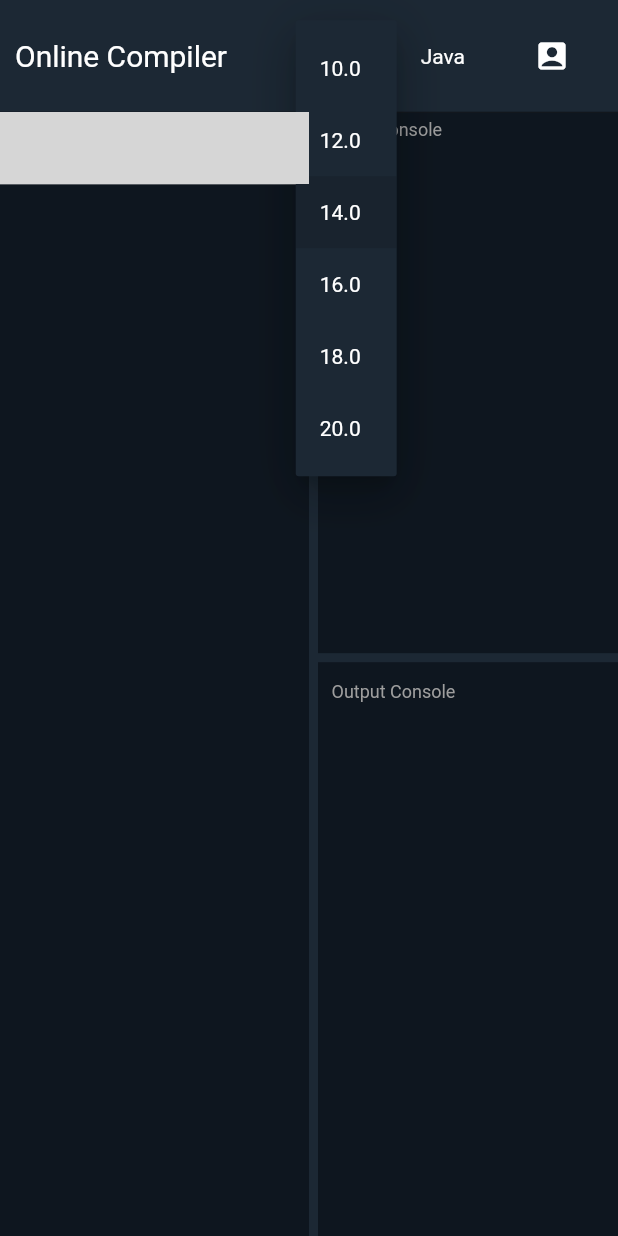
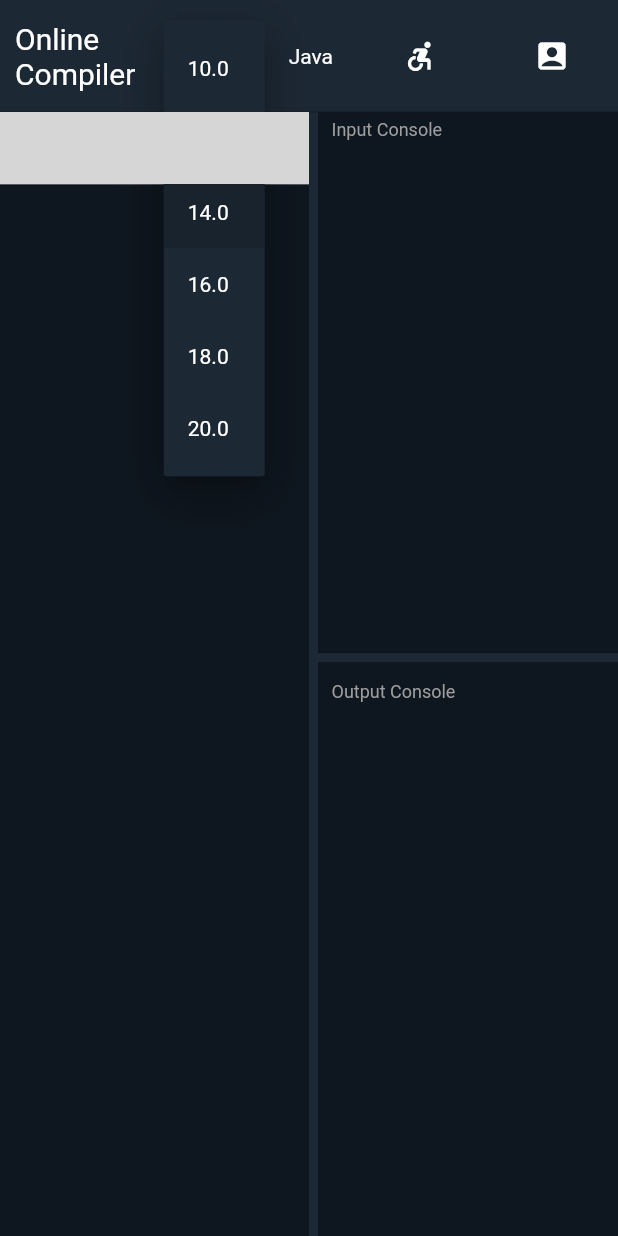
Before and after one commit to elyutin15/IDEKiller, a Flutter app: the screen it shows after launch, after a tap on an icon or button, on a phone screen of 412 x 824 dp. Run offline on Flutter 3.47's test engine with Material 2 defaults, Android fonts, the phone set to English and light mode, and no system bars; our stand-ins replace animated_theme_switcher, get, loading_animation_widget, shared_preferences, url_strategy; missing offline and left inert: code_text_field, window_size; network calls fail; grey boxes are pictures that could not be loaded.

```diff
--- a/front/lib/utils/CompilerClasses/CompilerAppBar.dart
+++ b/front/lib/utils/CompilerClasses/CompilerAppBar.dart
@@ -1,6 +1,7 @@
 import 'package:flutter/material.dart';
 import 'package:idekiller/utils/CompilerClasses/Buttons.dart';
 import 'package:idekiller/utils/CompilerClasses/DropdownButton.dart';
+import 'package:idekiller/utils/CompilerClasses/SaveCodeButton.dart';
 import 'package:idekiller/utils/CompilerClasses/Titles.dart';
 
 class CompilerAppBar extends StatelessWidget {
@@ -27,6 +28,10 @@ class CompilerAppBar extends StatelessWidget {
           const SizedBox(
             width: 20,
           ),
+          const SaveCodeButton(),
+          const SizedBox(
+            width: 20,
+          ),
           const RegistrationPage(),
         ],
       ),
--- /dev/null
+++ b/front/lib/utils/CompilerClasses/SaveCodeButton.dart
@@ -0,0 +1,46 @@
+import 'dart:convert';
+
+import 'package:flutter/material.dart';
+import 'package:http/http.dart' as http;
+import 'package:idekiller/utils/GlobalValues.dart';
+import 'package:idekiller/utils/userPreferences.dart';
+
+class SaveCodeButton extends StatelessWidget {
+  const SaveCodeButton({Key? key}) : super(key: key);
+
+  @override
+  Widget build(BuildContext context) {
+    return Padding(
+      padding: const EdgeInsets.only(right: 20),
+      child: IconButton(
+        icon: const Icon(
+          Icons.accessible_forward,
+          color: Colors.white,
+        ),
+        onPressed: () {
+          sendRequest();
+        },
+      ),
+    );
+  }
+
+
+  Future<void> sendRequest() async {
+    var url = 'http://localhost:8080/save';
+    await http
+        .post(Uri.parse(url),
+        headers: {
+          "Content-Type": "application/json",
+        },
+        body: json.encode({
+          "code": {"code": GlobalValues.code},
+          "userid": UserPreferences().myUser.id,
+        }))
+        .then((http.Response response) {
+      debugPrint("Response status: ${response.statusCode}");
+      debugPrint("Response body: ${response.contentLength}");
+      debugPrint(response.body);
+    });
+    }
+
+}
```
